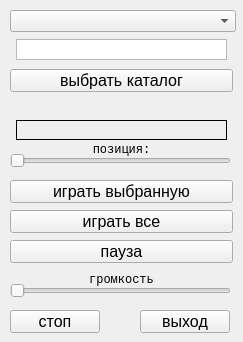
Old version of the form SoundForm.ui in the repository psesg/SoundAlpha.
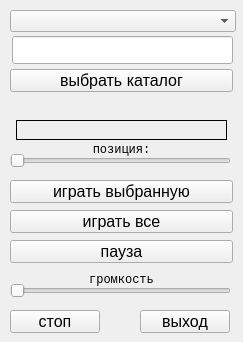
New version of the form. Icons and pictures are not drawn.

Commit message: lineEdit replace

What changed in the file:
```diff
--- a/SoundForm.ui
+++ b/SoundForm.ui
@@ -285,28 +285,6 @@
      <set>Qt::AlignCenter</set>
     </property>
    </widget>
-   <widget class="QPlainTextEdit" name="plainTextEdit_start_dir">
-    <property name="geometry">
-     <rect>
-      <x>16</x>
-      <y>39</y>
-      <width>211</width>
-      <height>21</height>
-     </rect>
-    </property>
-    <property name="font">
-     <font>
-      <family>Arial Narrow</family>
-      <pointsize>10</pointsize>
-     </font>
-    </property>
-    <property name="inputMethodHints">
-     <set>Qt::ImhNone</set>
-    </property>
-    <property name="verticalScrollBarPolicy">
-     <enum>Qt::ScrollBarAlwaysOff</enum>
-    </property>
-   </widget>
    <widget class="QPushButton" name="pushButton_Choose">
     <property name="geometry">
      <rect>
@@ -326,6 +304,22 @@
      <string>выбрать каталог</string>
     </property>
    </widget>
+   <widget class="QLineEdit" name="lineEdit">
+    <property name="geometry">
+     <rect>
+      <x>12</x>
+      <y>36</y>
+      <width>221</width>
+      <height>28</height>
+     </rect>
+    </property>
+    <property name="font">
+     <font>
+      <family>Arial Narrow</family>
+      <pointsize>8</pointsize>
+     </font>
+    </property>
+   </widget>
   </widget>
  </widget>
  <resources/>
```
The commit also changes 2 other files.
